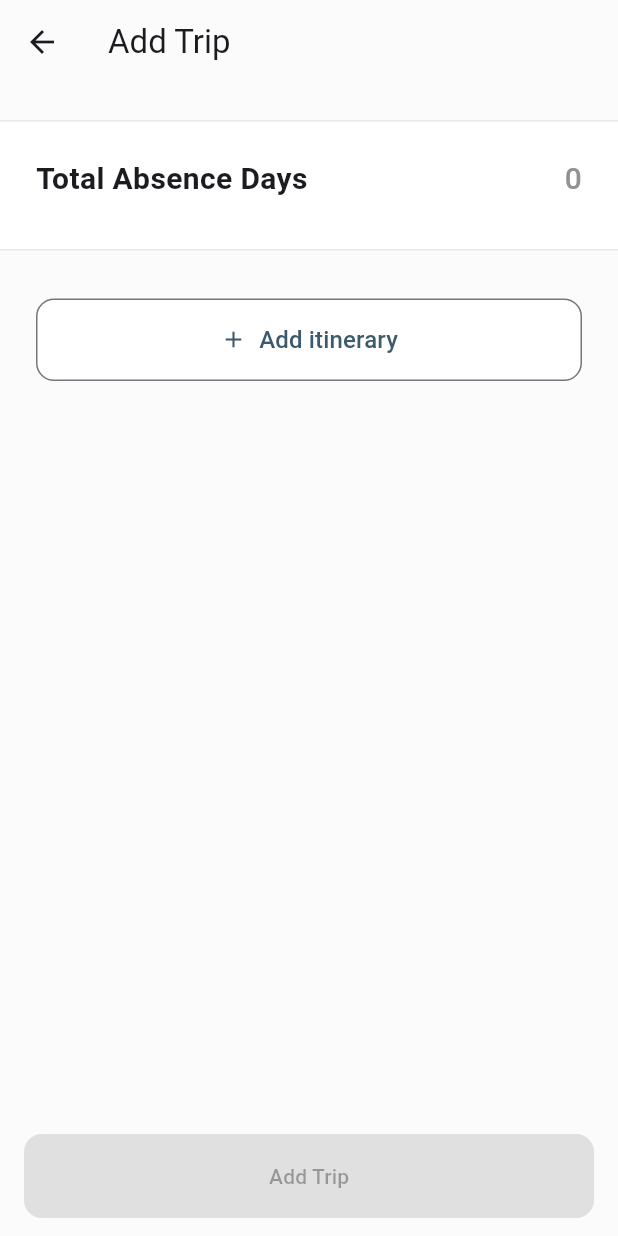
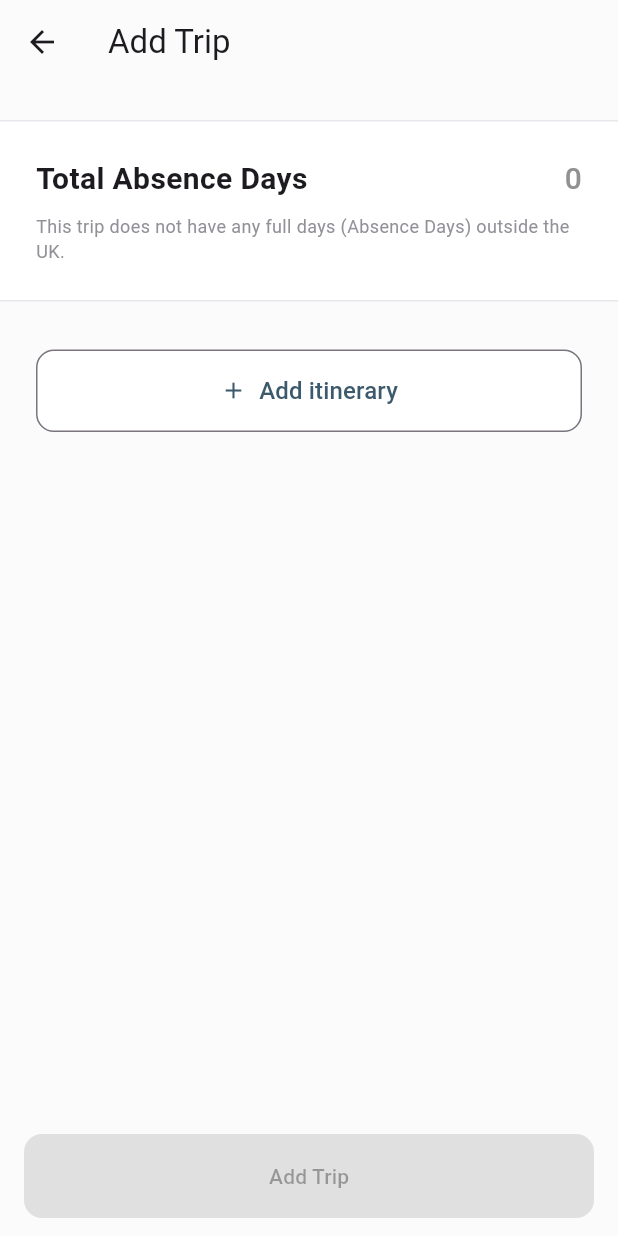
Before and after one commit to LouisChanCLY/absence_watch, a Flutter app: the TripDetailsPage screen opened directly with empty values, on a phone screen of 412 x 824 dp. Run offline on Flutter 3.47's test engine with Material 3 defaults, Android fonts, the light colour scheme and no system bars; our stand-ins replace cloud_firestore, firebase_auth, firebase_core, form_validator, google_sign_in, syncfusion_flutter_datepicker; missing offline and left inert: country_flags, country_pickers; accounts and stored records are empty.

Commit message:
feat: add explanation for 0 absence day

```diff
--- a/lib/widgets/absence_days_card.dart
+++ b/lib/widgets/absence_days_card.dart
@@ -101,6 +101,11 @@ class AbsenceDayesCard extends StatelessWidget {
                   style: subtitleStyle,
                 ),
               ],
+            )
+          else
+            Text(
+              'This trip does not have any full days (Absence Days) outside the UK.',
+              style: subtitleStyle,
             ),
         ],
       ),
```
